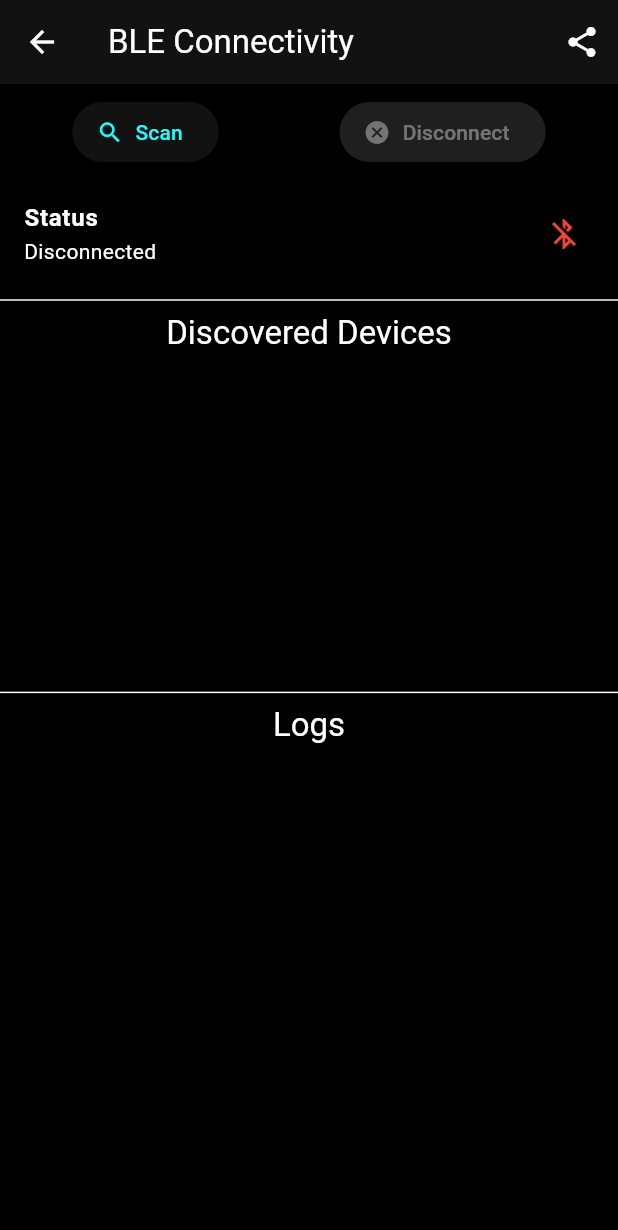
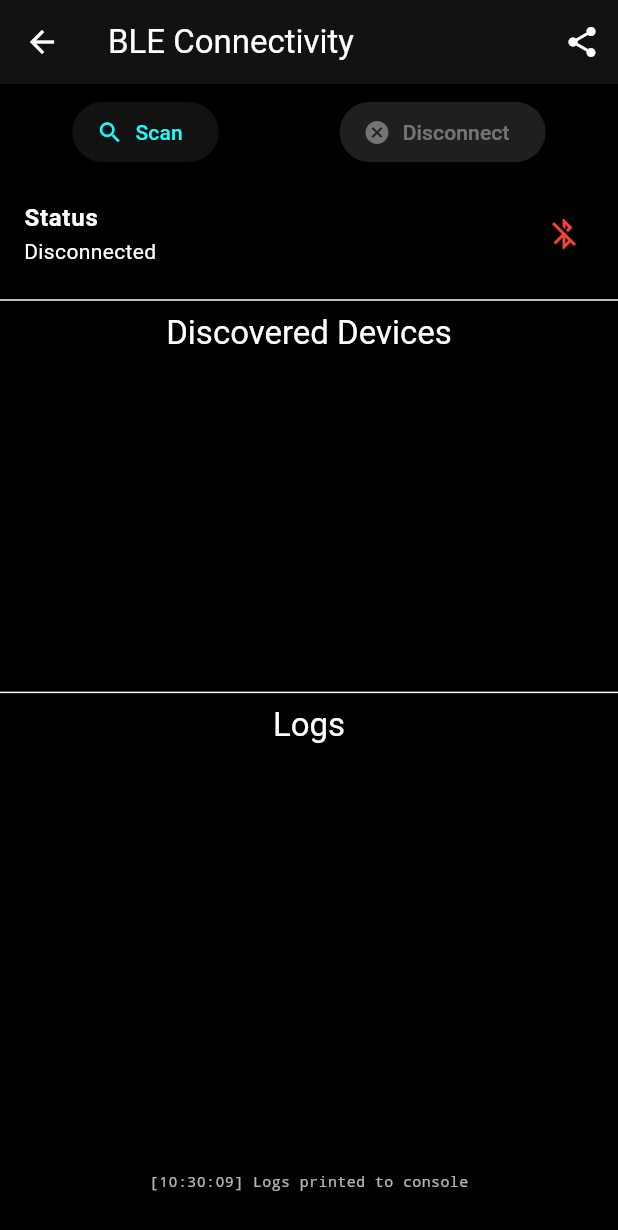
Before and after one commit to ARZY112/YezdiAdventureDashboard, a Flutter app: the ConnectivityScreen screen opened directly, after a tap on the "share" icon, on a phone screen of 412 x 824 dp. Shown: the top 1230 px of the screen. Run offline on Flutter 3.47's test engine with Material 3 defaults, Android fonts, the phone set to English and light mode, and no system bars; our stand-ins replace flutter_blue_plus, google_maps_flutter, permission_handler.

Commit message:
Update ble_manager.dart

```diff
--- a/lib/utils/ble_manager.dart
+++ b/lib/utils/ble_manager.dart
@@ -3,7 +3,6 @@
 import 'dart:async';
 import 'dart:convert';
 import 'dart:math';
-import 'package:file_picker/file_picker.dart';
 import 'package:flutter/material.dart';
 import 'package:flutter_blue_plus/flutter_blue_plus.dart';
 import 'package:intl/intl.dart';
@@ -58,17 +57,10 @@ class BLEManager extends ChangeNotifier {
   }
 
   Future<void> exportLogs() async {
-    try {
-      final result = await FilePicker.platform.saveFile(
-          dialogTitle: 'Save BLE Logs',
-          fileName: 'yezdi_logs_${DateTime.now().millisecondsSinceEpoch}.txt',
-      );
-      if (result != null) {
-        _addLog("Log export initiated to: $result");
-      }
-    } catch (e) {
-      _addLog("Export error: $e");
-    }
+    _addLog("Logs printed to console");
+    print("=== YEZDI DASHBOARD LOGS ===");
+    print(_log);
+    print("=== END LOGS ===");
   }
 
   void startScan() async {
```
